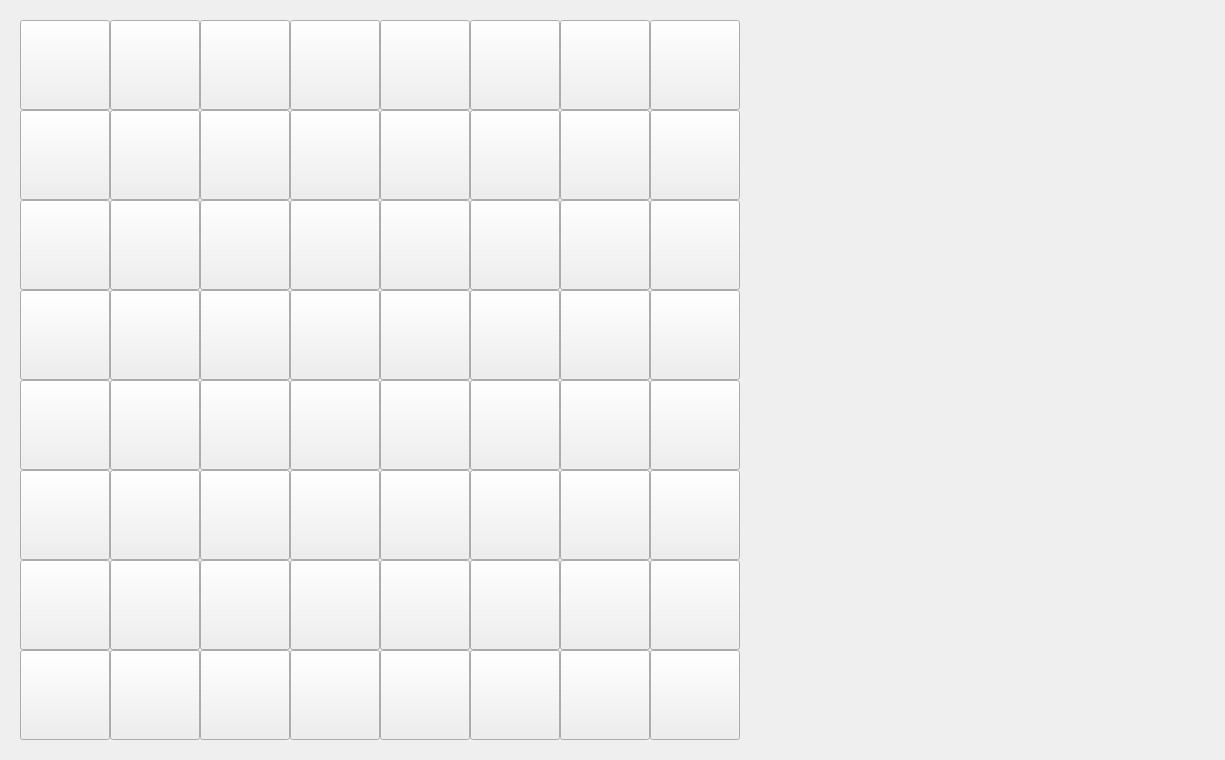
Qt form Chess (C++)/Chess/chess.ui (leeyanleryan/Board-Games) before a commit.
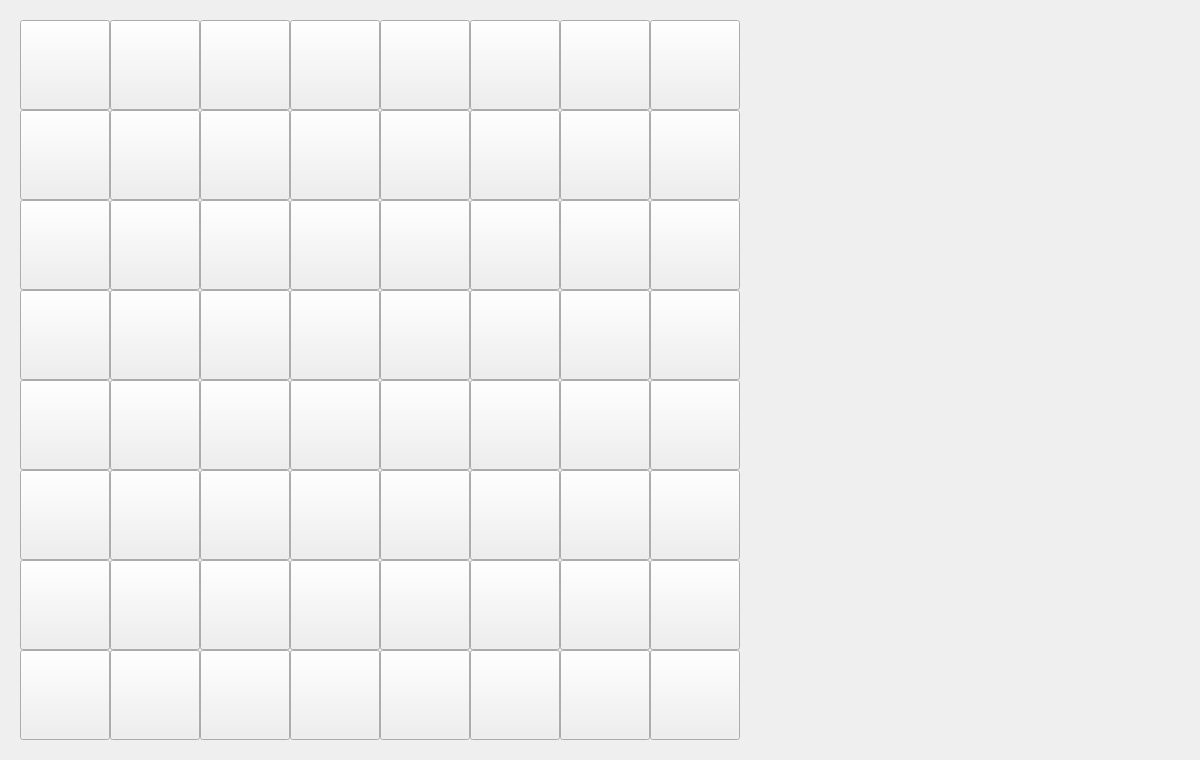
The same form after that commit.

Patch:
```diff
--- a/Chess (C++)/Chess/chess.ui
+++ b/Chess (C++)/Chess/chess.ui
@@ -6,7 +6,7 @@
    <rect>
     <x>0</x>
     <y>0</y>
-    <width>1225</width>
+    <width>1200</width>
     <height>760</height>
    </rect>
   </property>
@@ -17,10 +17,10 @@
    <widget class="QStackedWidget" name="uiMenu">
     <property name="geometry">
      <rect>
-      <x>790</x>
-      <y>10</y>
+      <x>760</x>
+      <y>20</y>
       <width>420</width>
-      <height>740</height>
+      <height>720</height>
      </rect>
     </property>
     <property name="currentIndex">
```
